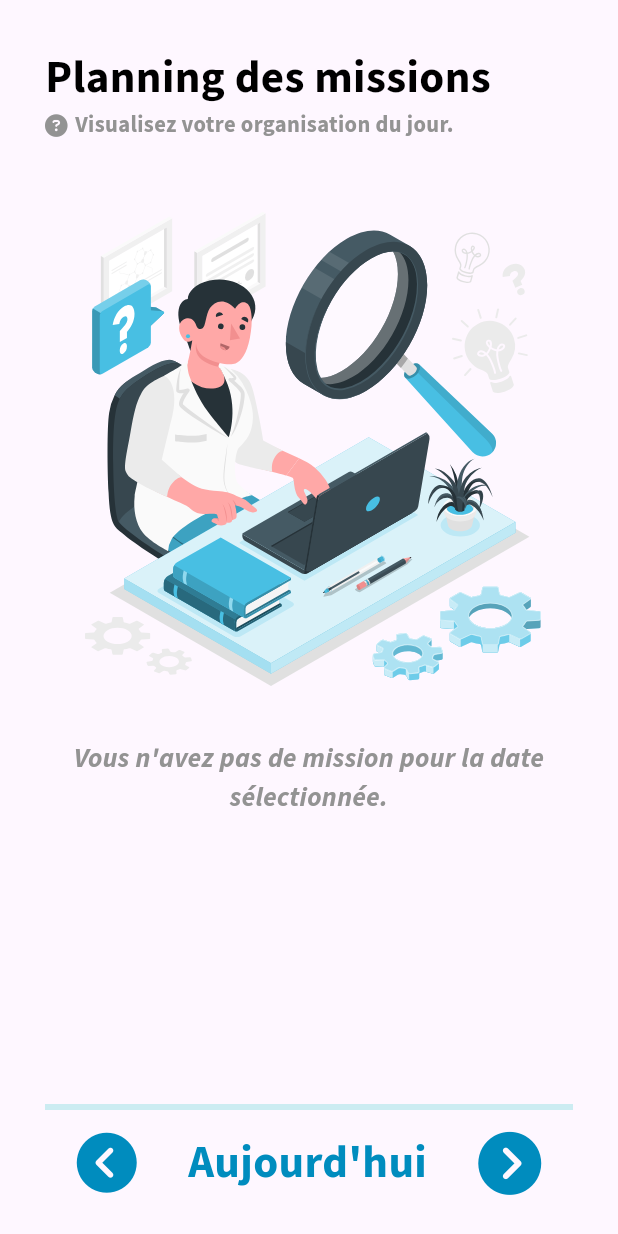
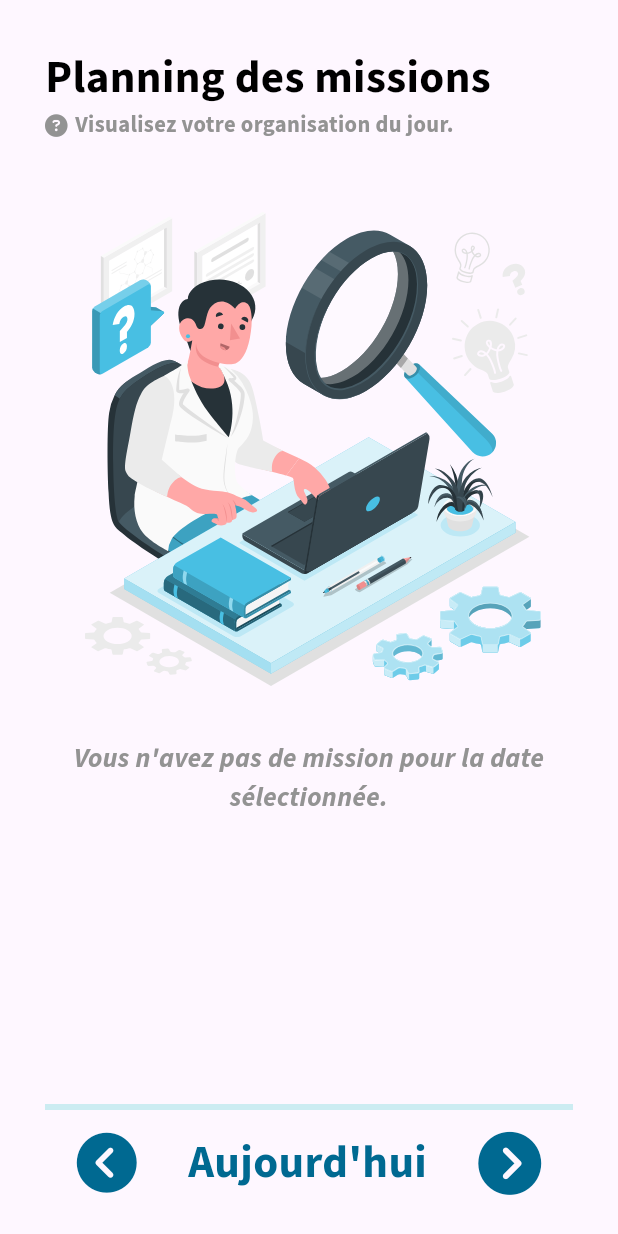
Before and after one commit to Samypnotise/mediplan-mobile, a Flutter app: the PlanningView screen opened directly, on a phone screen of 412 x 824 dp. Run offline on Flutter 3.47's test engine with Material 3 defaults, Android fonts, the phone set to English and light mode, and no system bars; our stand-ins replace animated_custom_dropdown, another_flushbar, flutter_bloc, flutter_dotenv, flutter_secure_storage, flutter_svg and 3 more; missing offline and left inert: flutter_polyline_points; accounts and stored records are empty.

Commit message:
refactor: new assets and modifying colors

```diff
--- a/lib/components/mission_tile.dart
+++ b/lib/components/mission_tile.dart
@@ -123,7 +123,7 @@ class MissionTile extends StatelessWidget {
               width: 80,
               height: 40,
               decoration: const BoxDecoration(
-                color: MediplanColors.secondary,
+                color: MediplanColors.primary,
                 borderRadius: BorderRadius.only(
                   bottomLeft: Radius.circular(30),
                   topRight: Radius.circular(20),
--- a/lib/views/planning_view.dart
+++ b/lib/views/planning_view.dart
@@ -156,7 +156,7 @@ class _PlanningViewState extends State<PlanningView> {
                     },
                     icon: const FaIcon(
                       FontAwesomeIcons.circleChevronLeft,
-                      color: MediplanColors.secondary,
+                      color: MediplanColors.primary,
                       size: 40,
                     ),
                   ),
@@ -167,7 +167,7 @@ class _PlanningViewState extends State<PlanningView> {
                     style: GoogleFonts.sourceSansPro(
                       fontWeight: FontWeight.bold,
                       fontSize: 30,
-                      color: MediplanColors.secondary,
+                      color: MediplanColors.primary,
                     ),
                   ),
                   IconButton(
@@ -179,7 +179,7 @@ class _PlanningViewState extends State<PlanningView> {
                     },
                     icon: const FaIcon(
                       FontAwesomeIcons.circleChevronRight,
-                      color: MediplanColors.secondary,
+                      color: MediplanColors.primary,
                       size: 42,
                     ),
                   ),
```
Also changed, not shown: lib/images/Programmer-amico.svg (added).
